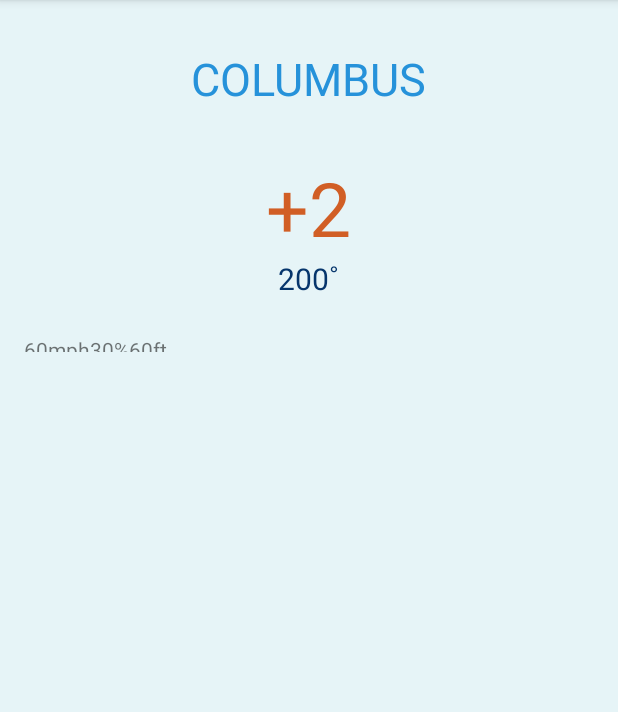
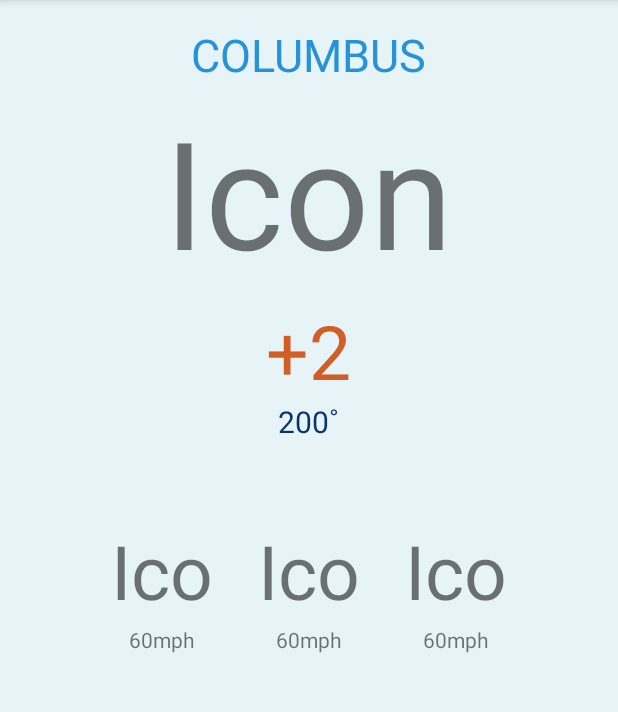
Before and after one commit to ishg/ZeroDegrees, an Android app: the MainActivity screen opened directly, with no data from a screen before it, on a phone screen of 412 x 824 dp, the part 84-796 px from its top. Run offline under Robolectric (Android 15) with nearby library versions, the phone set to English and light mode, and no system bars; our stand-ins replace Volley; 1 statement that could not run was skipped.

Commit message:
Current weather based on location and icons being updated

```diff
--- a/app/src/main/java/com/ishmeetgrewal/zerodegrees/MainActivity.java
+++ b/app/src/main/java/com/ishmeetgrewal/zerodegrees/MainActivity.java
@@ -4,6 +4,7 @@ import android.Manifest;
 import android.content.Context;
 import android.content.Intent;
 import android.content.pm.PackageManager;
+import android.graphics.Typeface;
 import android.location.Location;
 import android.os.Build;
 import android.os.Bundle;
@@ -20,6 +21,7 @@ import android.support.v7.widget.Toolbar;
 import android.view.Menu;
 import android.view.MenuItem;
 import android.view.View;
+import android.widget.ImageView;
 import android.widget.TextView;
 import android.widget.Toast;
 
@@ -43,6 +45,7 @@ public class MainActivity extends AppCompatActivity
 
     private static final String LOG = "MainActivity";
 
+
     Context context;
     Handler handler;
     private static final String FORECAST_API =
@@ -65,6 +68,14 @@ public class MainActivity extends AppCompatActivity
 
     private static final int MY_PERMISSIONS_REQUEST_ACCESS_COARSE_LOCATION  = 76;
 
+
+    Typeface weatherFont;
+    //UI ELEMENTS
+    TextView windTextView, precipTextView, visibilityTextView, actualTempView, customTempView, locationTextView;
+    TextView weatherIcon, windImageView, precipImageView, visibilityImageView;
+
+
+
     @Override
     protected void onCreate(Bundle savedInstanceState) {
         super.onCreate(savedInstanceState);
@@ -84,6 +95,27 @@ public class MainActivity extends AppCompatActivity
 
         NavigationView navigationView = (NavigationView) findViewById(R.id.nav_view);
         navigationView.setNavigationItemSelectedListener(this);
+
+
+
+        weatherFont = Typeface.createFromAsset(this.getAssets(), "fonts/weather.ttf");
+
+        locationTextView = (TextView) findViewById(R.id.locationTextView);
+        customTempView = (TextView) findViewById(R.id.customTempView);
+        actualTempView = (TextView) findViewById(R.id.actualTempView);
+        windTextView = (TextView) findViewById(R.id.windTextView);
+        precipTextView = (TextView) findViewById(R.id.precipTextView);
+        visibilityTextView = (TextView) findViewById(R.id.visibilityTextView);
+
+        weatherIcon = (TextView) findViewById(R.id.currConditionView);
+        windImageView = (TextView) findViewById(R.id.windImageView);
+        precipImageView = (TextView) findViewById(R.id.precipImageView);
+        visibilityImageView = (TextView) findViewById(R.id.visibilityImageView);
+
+        weatherIcon.setTypeface(weatherFont);
+        windImageView.setTypeface(weatherFont);
+        precipImageView.setTypeface(weatherFont);
+        visibilityImageView.setTypeface(weatherFont);
 
 
         db = new DatabaseHelper(getApplicationContext());
@@ -131,7 +163,7 @@ public class MainActivity extends AppCompatActivity
                             @Override
                             public void onResponse(String response) {
                                 // Display the first 500 characters of the response string.
-                                Log.d(LOG, "Response is: " + response.substring(0, 500));
+                                //Log.d(LOG, "Response is: " + response.substring(0, 500));
                                 renderWeather(response);
                             }
                         }, new Response.ErrorListener() {
@@ -172,7 +204,7 @@ public class MainActivity extends AppCompatActivity
 
     private void renderWeather(String response){
         try {
-            Log.d(LOG, "Ready to render weather");
+            //Log.d(LOG, "Ready to render weather");
             Log.d(LOG, response);
 
             //TODO: Parse the JSON and update the view of the main page
@@ -183,46 +215,32 @@ public class MainActivity extends AppCompatActivity
             JSONObject main = new JSONObject(response);
             JSONObject current = main.getJSONObject("currently");
 
+            //current weather icon
+            setWeatherIcon(current.getString("icon"));
+
             //current temperature
             int temp = current.getInt("temperature");
             String current_temp = Integer.toString(temp) + " \u2109";
+            actualTempView.setText(current_temp);
 
             //adjusted temperature
             String adjusted_temp = Integer.toString(temp - user.getTemp());
+            customTempView.setText(adjusted_temp);
 
             //wind speed
             String wind_speed = Integer.toString(current.getInt("windSpeed")) + " mph";
+            windTextView.setText(wind_speed);
+            windImageView.setText(this.getString(R.string.weather_icon_wind));
 
             //chance of precipitation
             String precipitation = current.getString("precipProbability") + "%";
+            precipTextView.setText(precipitation);
+            precipImageView.setText(this.getString(R.string.weather_icon_precip));
 
             //visibility
             String visibility = Integer.toString(current.getInt("visibility")) + " miles";
-
-            /*
-            cityField.setText(json.getString("name").toUpperCase(Locale.US) +
-                    ", " +
-                    json.getJSONObject("sys").getString("country"));
-
-            JSONObject details = json.getJSONArray("weather").getJSONObject(0);
-            JSONObject main = json.getJSONObject("main");
-            detailsField.setText(
-                    details.getString("description").toUpperCase(Locale.US) +
-                            "\n" + "Humidity: " + main.getString("humidity") + "%" +
-                            "\n" + "Pressure: " + main.getString("pressure") + " hPa");
-
-            currentTemperatureField.setText(
-                    String.format("%.2f", main.getDouble("temp"))+ " ℃");
-
-            DateFormat df = DateFormat.getDateTimeInstance();
-            String updatedOn = df.format(new Date(json.getLong("dt")*1000));
-            updatedField.setText("Last update: " + updatedOn);
-
-            setWeatherIcon(details.getInt("id"),
-                    json.getJSONObject("sys").getLong("sunrise") * 1000,
-                    json.getJSONObject("sys").getLong("sunset") * 1000);
-
-            */
+            visibilityTextView.setText(visibility);
+            visibilityImageView.setText(this.getString(R.string.weather_icon_visibility));
 
 
         }catch(Exception e){
@@ -230,31 +248,34 @@ public class MainActivity extends AppCompatActivity
         }
     }
 
-
-
-
-
-
-
-
-
-
-
-
-
-
-
-
-
-
-
-
-
-
-
-
-
-
+    private void setWeatherIcon(String icon){
+        Log.d(LOG, icon);
+        switch(icon) {
+            case "clear-day" : icon = this.getString(R.string.weather_clear_day);
+                break;
+            case "clear-night" : icon = this.getString(R.string.weather_clear_night);
+                break;
+            case "partly-cloudy-day" : icon = this.getString(R.string.weather_partly_cloudy_day);
+                break;
+            case "partly-cloudy-night" : icon = this.getString(R.string.weather_partly_cloudy_night);
+                break;
+            case "wind" : icon = this.getString(R.string.weather_wind);
+                break;
+            case "fog" : icon = this.getString(R.string.weather_fog);
+                break;
+            case "cloudy" : icon = this.getString(R.string.weather_cloudy);
+                break;
+            case "rain" : icon = this.getString(R.string.weather_rain);
+                break;
+            case "snow" : icon = this.getString(R.string.weather_snow);
+                break;
+            case "drizzle" : icon = this.getString(R.string.weather_drizzle);
+                break;
+            case "thunder" : icon = this.getString(R.string.weather_thunder);
+                break;
+        }
+        weatherIcon.setText(icon);
+    }
 
     /* LOCATION METHODS */
 
@@ -413,10 +434,6 @@ public class MainActivity extends AppCompatActivity
 
         } else if (id == R.id.nav_manage) {
 
-        } else if (id == R.id.nav_share) {
-
-        } else if (id == R.id.nav_send) {
-
         }
 
         DrawerLayout drawer = (DrawerLayout) findViewById(R.id.drawer_layout);
--- a/app/src/main/res/layout/content_main.xml
+++ b/app/src/main/res/layout/content_main.xml
@@ -13,31 +13,40 @@
     tools:context="com.ishmeetgrewal.zerodegrees.MainActivity"
     tools:showIn="@layout/app_bar_main"
     android:orientation="vertical"
+    android:gravity="center_horizontal"
     >
 
 
     <TextView
+        android:id="@+id/locationTextView"
         android:layout_width="wrap_content"
         android:layout_height="wrap_content"
         android:text="@string/location"
-        android:layout_gravity="center_horizontal"
         android:textAllCaps="true"
         android:textSize="@dimen/location_text"
-        android:layout_margin="@dimen/fab_margin"
-        android:id="@+id/location"
         android:textColor="@color/colorAccent"/>
 
     <TextView
         android:layout_width="wrap_content"
         android:layout_height="wrap_content"
+        android:layout_gravity="center_horizontal"
+        android:text="Icon"
+        android:textSize="100sp"
+        android:id="@+id/currConditionView"
+        />
+
+    <TextView
+        android:id="@+id/customTempView"
+        android:layout_width="wrap_content"
+        android:layout_height="wrap_content"
         android:text="@string/comfort"
         android:layout_gravity="center_horizontal"
-        android:layout_marginTop="@dimen/fab_margin"
         android:textColor="@color/colorAccent2"
         android:textSize="50dp"
      />
 
     <TextView
+        android:id="@+id/actualTempView"
         android:layout_width="wrap_content"
         android:layout_height="wrap_content"
         android:layout_gravity="center_horizontal"
@@ -50,79 +59,90 @@
     <LinearLayout
         android:layout_width="match_parent"
         android:layout_height="wrap_content"
-    android:orientation="horizontal">
-    <ImageView
+        android:orientation="horizontal"
+        android:layout_marginTop="50dp"
+        android:gravity="center_horizontal">
+
+        <LinearLayout
             android:layout_width="wrap_content"
             android:layout_height="wrap_content"
-        android:layout_gravity="center_vertical"
-        android:id="@+id/imageView2"
-        />
-
-    <ImageView
-        android:layout_width="wrap_content"
-        android:layout_height="wrap_content"
-        android:layout_gravity="center_vertical"
-        android:id="@+id/imageView2"
-     />
-
-    <ImageView
-        android:layout_width="wrap_content"
-        android:layout_height="wrap_content"
-        android:layout_gravity="center_vertical"
-        android:id="@+id/imageView2"
-        />
-</LinearLayout>
-
-    <LinearLayout
-        android:layout_width="match_parent"
-        android:layout_height="wrap_content"
-        android:orientation="horizontal">
-    <TextView
-        android:layout_width="wrap_content"
-        android:layout_height="wrap_content"
-        android:layout_gravity="center_vertical"
-        android:text="@string/wind"
-        android:layout_marginTop="@dimen/fab_margin"
-         />
+            android:orientation="vertical"
+            android:paddingBottom="30dp">
 
             <TextView
                 android:layout_width="wrap_content"
                 android:layout_height="wrap_content"
-        android:layout_gravity="center_vertical"
-        android:text="@string/precip"
-        android:layout_marginTop="@dimen/fab_margin"
-        android:id="@+id/textView4"
+                android:layout_gravity="center_horizontal"
+                android:text="Ico"
+                android:textSize="50sp"
+                android:id="@+id/windImageView"
                 />
+
+            <TextView
+                android:id="@+id/windTextView"
+                android:layout_width="match_parent"
+                android:layout_height="wrap_content"
+                android:text="@string/wind"
+                android:gravity="center_horizontal"
+                />
+
+        </LinearLayout>
+
+        <LinearLayout
+            android:layout_width="wrap_content"
+            android:layout_height="wrap_content"
+            android:orientation="vertical"
+            android:paddingBottom="30dp"
+            android:layout_marginLeft="30dp"
+            android:layout_marginRight="30dp">
 
             <TextView
                 android:layout_width="wrap_content"
                 android:layout_height="wrap_content"
-        android:text="@string/visibility"
+                android:layout_gravity="center_horizontal"
+                android:text="Ico"
+                android:textSize="50sp"
+                android:id="@+id/precipImageView"
+                />
+
+            <TextView
+                android:id="@+id/precipTextView"
+                android:layout_width="match_parent"
+                android:layout_height="wrap_content"
                 android:layout_gravity="center_vertical"
-        android:layout_marginTop="@dimen/fab_margin"
-        android:id="@+id/textView4"
-        android:layout_below="@+id/imageView2"
+                android:text="@string/wind"
+                android:gravity="center_horizontal"
                 />
+
         </LinearLayout>
 
-    <ImageView
+        <LinearLayout
             android:layout_width="wrap_content"
             android:layout_height="wrap_content"
-        android:layout_gravity="center_vertical"
-        android:id="@+id/imageView2"
-       />
-    <ImageView
+            android:orientation="vertical"
+            android:paddingBottom="30dp">
+
+            <TextView
                 android:layout_width="wrap_content"
                 android:layout_height="wrap_content"
-        android:layout_gravity="center_vertical"
-        android:id="@+id/imageView2"
+                android:layout_gravity="center_horizontal"
+                android:text="Ico"
+                android:textSize="50sp"
+                android:id="@+id/visibilityImageView"
+                />
 
-      />
-    <ImageView
-        android:layout_width="wrap_content"
+            <TextView
+                android:id="@+id/visibilityTextView"
+                android:layout_width="match_parent"
                 android:layout_height="wrap_content"
                 android:layout_gravity="center_vertical"
-        android:id="@+id/imageView2"
+                android:text="@string/wind"
+                android:gravity="center_horizontal"
+                />
 
-       />
         </LinearLayout>
+
+
+    </LinearLayout>
+
+</LinearLayout>
--- a/app/src/main/res/values/strings.xml
+++ b/app/src/main/res/values/strings.xml
@@ -17,13 +17,31 @@
 
     <!-- Strings related to Location -->
     <string name="no_location_detected">No Location was detected. Check your device\'s location settings.</string>
-
     <string name="forecast_app_id">72e5e9213d3580981ef1c5fa361626db</string>
-
 
     <string name="comfort">+2</string>
     <string name="temp">200˚</string>
     <string name="precip">30%</string>
     <string name="wind">60mph</string>
     <string name="visibility">60ft</string>
+
+    <!-- Weather Icons -->
+    <string name="weather_clear_day">&#xf00d;</string>
+    <string name="weather_clear_night">&#xf02e;</string>
+    <string name="weather_partly_cloudy_day">&#xf002;</string>
+    <string name="weather_partly_cloudy_night">&#xf086;</string>
+    <string name="weather_wind">&#xf021;</string>
+    <string name="weather_fog">&#xf014;</string>
+    <string name="weather_cloudy">&#xf013;</string>
+    <string name="weather_rain">&#xf019;</string>
+    <string name="weather_snow">&#xf01b;</string>
+    <string name="weather_thunder">&#xf01e;</string>
+    <string name="weather_drizzle">&#xf01c;</string>
+
+    <string name="weather_icon_wind">&#xf050;</string>
+    <string name="weather_icon_precip">&#xf04e;</string>
+    <string name="weather_icon_visibility">&#xf095;</string>
+
+
+
 </resources>
```
Also changed, not shown: app/src/main/assets/fonts/weather.ttf (added). Lines whose indentation alone changed are shown as unchanged.
